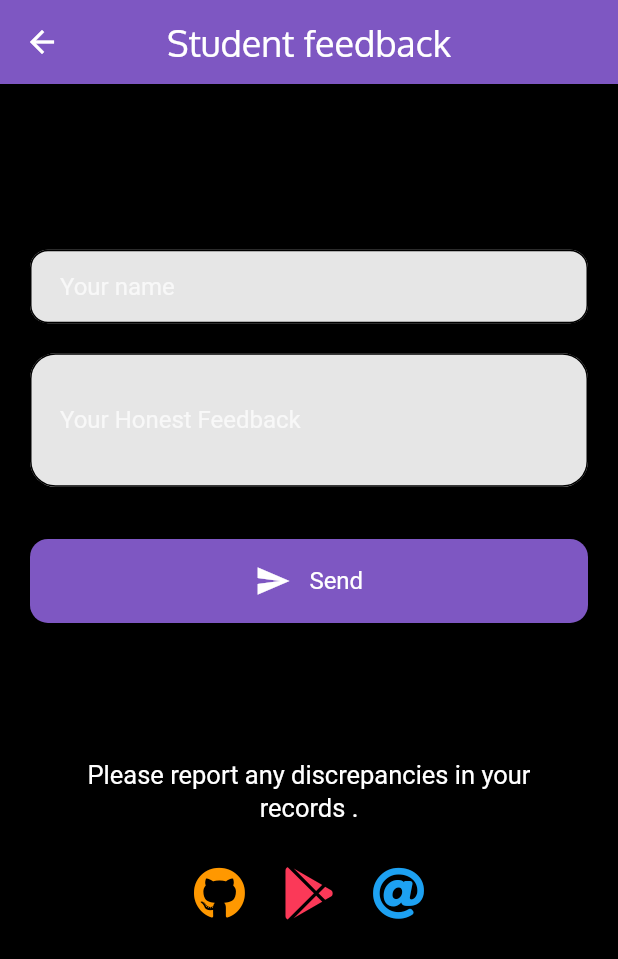
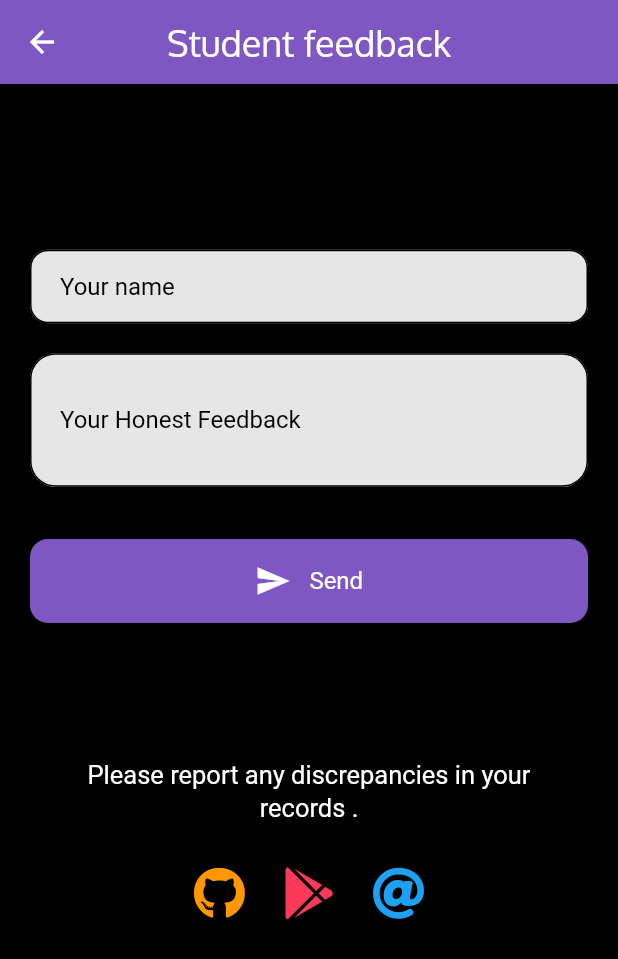
Before and after one commit to dishantzaveri/hostelmanagementappflutter, a Flutter app: the ReachUs screen opened directly, on a phone screen of 412 x 824 dp. Shown: the top 959 px of the screen. Run offline on Flutter 3.47's test engine with Material 2 defaults, Android fonts, the phone set to English and light mode, and no system bars; our stand-ins replace animated_splash_screen, cloud_firestore, firebase_auth, firebase_core, fluttertoast, font_awesome_flutter and 4 more; missing offline and left inert: dart:ffi, razorpay_flutter; accounts and stored records are empty; network calls fail; Roboto replaces fonts that are missing (RobotoSlab).

Commit message:
hit and trial

```diff
--- a/lib/reach_us.dart
+++ b/lib/reach_us.dart
@@ -82,8 +82,8 @@ class _ReachUsState extends State<ReachUs> {
                   contentPadding:
                       EdgeInsets.symmetric(vertical: 15, horizontal: 20),
                   hintText: 'Your name',
-                  hintStyle: TextStyle(
-                      color: Colors.white70, fontFamily: 'RobotoSlab'),
+                  hintStyle:
+                      TextStyle(color: Colors.black, fontFamily: 'RobotoSlab'),
                   border: OutlineInputBorder(
                     borderRadius: BorderRadius.all(
                       Radius.circular(12),
@@ -123,7 +123,7 @@ class _ReachUsState extends State<ReachUs> {
                       EdgeInsets.symmetric(vertical: 35, horizontal: 20),
                   hintText: 'Your Honest Feedback',
                   hintStyle: TextStyle(
-                    color: Colors.white70,
+                    color: Colors.black,
                     fontFamily: 'RobotoSlab',
                   ),
                   border: OutlineInputBorder(
--- a/lib/screens/login_signup files/signin_screen.dart
+++ b/lib/screens/login_signup files/signin_screen.dart
@@ -1,3 +1,4 @@
+import 'package:cloud_firestore/cloud_firestore.dart';
 import 'package:easydorm/student_files/student_screen.dart';
 import 'package:firebase_auth/firebase_auth.dart';
 import 'package:easydorm/reusable_widgets/reusable_widget.dart';
@@ -6,6 +7,7 @@ import 'package:easydorm/screens/login_signup%20files/signup_screen.dart';
 import 'package:easydorm/utils/color_utils.dart';
 import 'package:flutter/material.dart';
 import 'package:easydorm/constants.dart';
+import 'package:shared_preferences/shared_preferences.dart';
 
 class SignInScreen extends StatefulWidget {
   const SignInScreen({Key? key}) : super(key: key);
--- a/pubspec.yaml
+++ b/pubspec.yaml
@@ -35,6 +35,7 @@ dependencies:
   geolocator: ^8.0.3
   geocoding: ^2.0.2
   font_awesome_flutter: ^9.2.0
+  shared_preferences: ^0.5.7
   url_launcher: ^6.0.18
   flutter:
     sdk: flutter
```
Also changed, not shown: lib/screens/admin_screens/student_data.dart (+8 -0 lines), lib/screens/login_signup files/signup_screen.dart (+5 -2 lines), lib/screens/warden_screens/warden_student_edit.dart (+20 -7 lines), lib/student_files/complaints.dart (+18 -13 lines), lib/student_files/edit_student_data.dart (+8 -0 lines), pubspec.lock.
